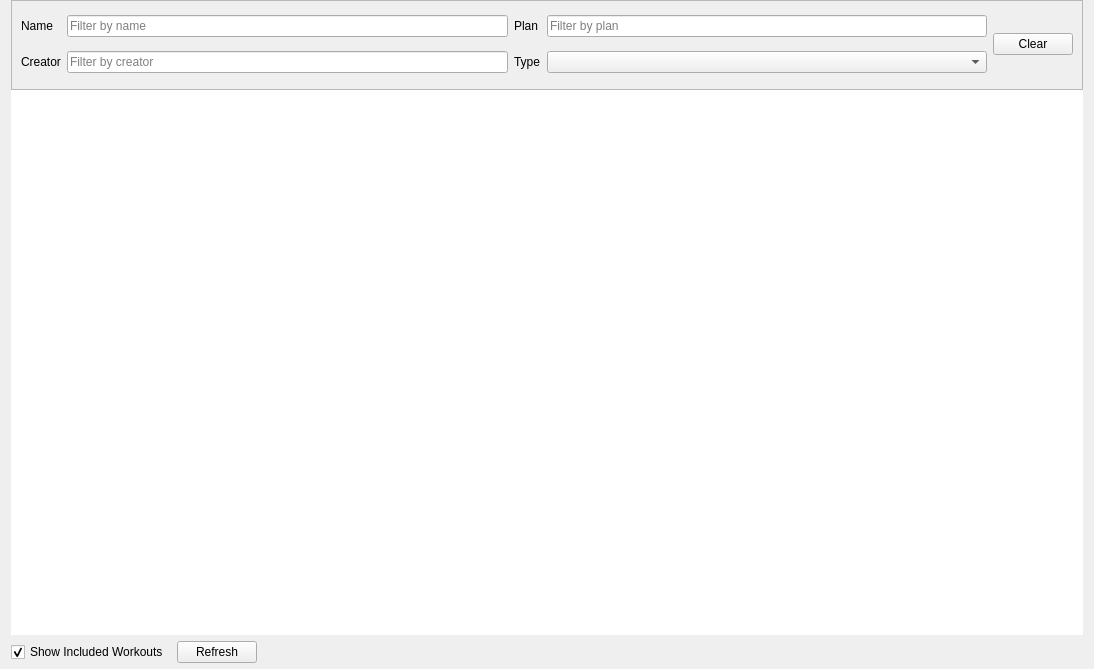
Before: the Qt Designer form src/ui/main_workoutpage.ui in MaximumTrainer/MaximumTrainer_Redux, drawn with Qt 5.
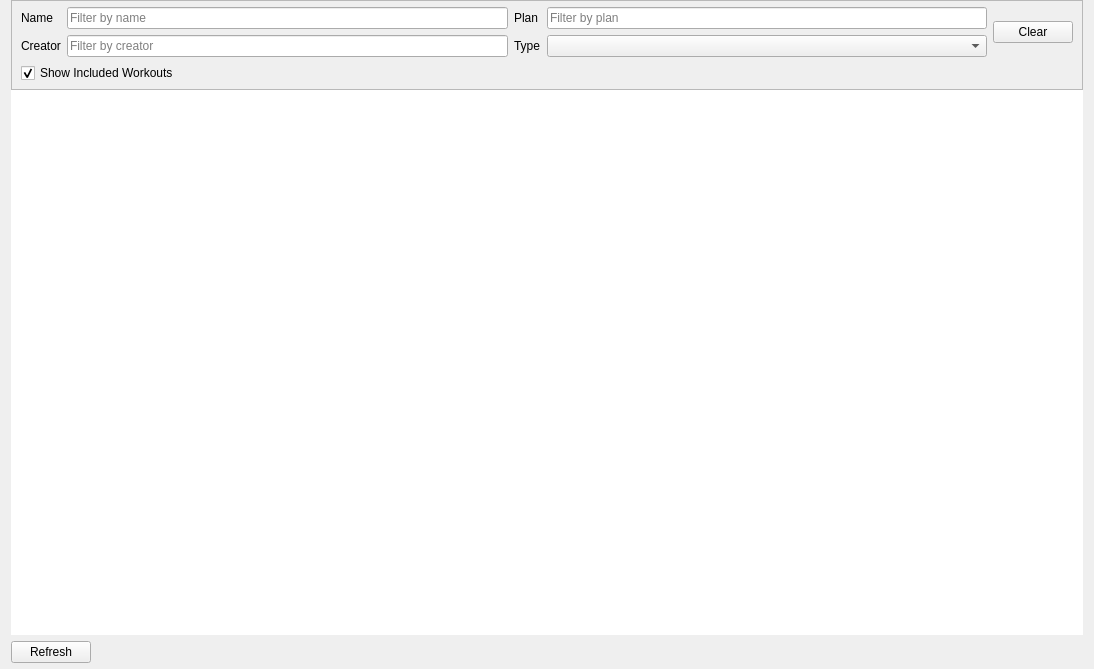
After: the same form once the commit is applied. Icons and pictures are not drawn. Custom widgets are drawn as their Qt base class.

Commit message:
feat(ui): move "Show Included Workouts" into the top filter row
The checkbox lived in the bottom bar next to Refresh, away from the other
filters. Since it's a filter, move it into the filter grid (new row under
Name/Creator), so all filtering controls are together at the top of the List
page. Object name (checkBox) is unchanged, so the existing toggle slot stays
wired. The bottom bar now holds just Refresh.

```diff
--- a/src/ui/main_workoutpage.ui
+++ b/src/ui/main_workoutpage.ui
@@ -115,6 +115,16 @@
         </property>
        </widget>
       </item>
+      <item row="2" column="0" colspan="4">
+       <widget class="QCheckBox" name="checkBox">
+        <property name="text">
+         <string>Show Included Workouts</string>
+        </property>
+        <property name="checked">
+         <bool>true</bool>
+        </property>
+       </widget>
+      </item>
      </layout>
     </widget>
    </item>
@@ -196,44 +206,6 @@
      <property name="bottomMargin">
       <number>3</number>
      </property>
-     <item>
-      <widget class="QCheckBox" name="checkBox">
-       <property name="sizePolicy">
-        <sizepolicy hsizetype="Preferred" vsizetype="Fixed">
-         <horstretch>0</horstretch>
-         <verstretch>0</verstretch>
-        </sizepolicy>
-       </property>
-       <property name="minimumSize">
-        <size>
-         <width>145</width>
-         <height>0</height>
-        </size>
-       </property>
-       <property name="text">
-        <string>Show Included Workouts</string>
-       </property>
-       <property name="checked">
-        <bool>true</bool>
-       </property>
-      </widget>
-     </item>
-     <item>
-      <spacer name="horizontalSpacer_2">
-       <property name="orientation">
-        <enum>Qt::Horizontal</enum>
-       </property>
-       <property name="sizeType">
-        <enum>QSizePolicy::Fixed</enum>
-       </property>
-       <property name="sizeHint" stdset="0">
-        <size>
-         <width>5</width>
-         <height>20</height>
-        </size>
-       </property>
-      </spacer>
-     </item>
      <item>
       <widget class="QPushButton" name="pushButton_refresh">
        <property name="sizePolicy">
```
